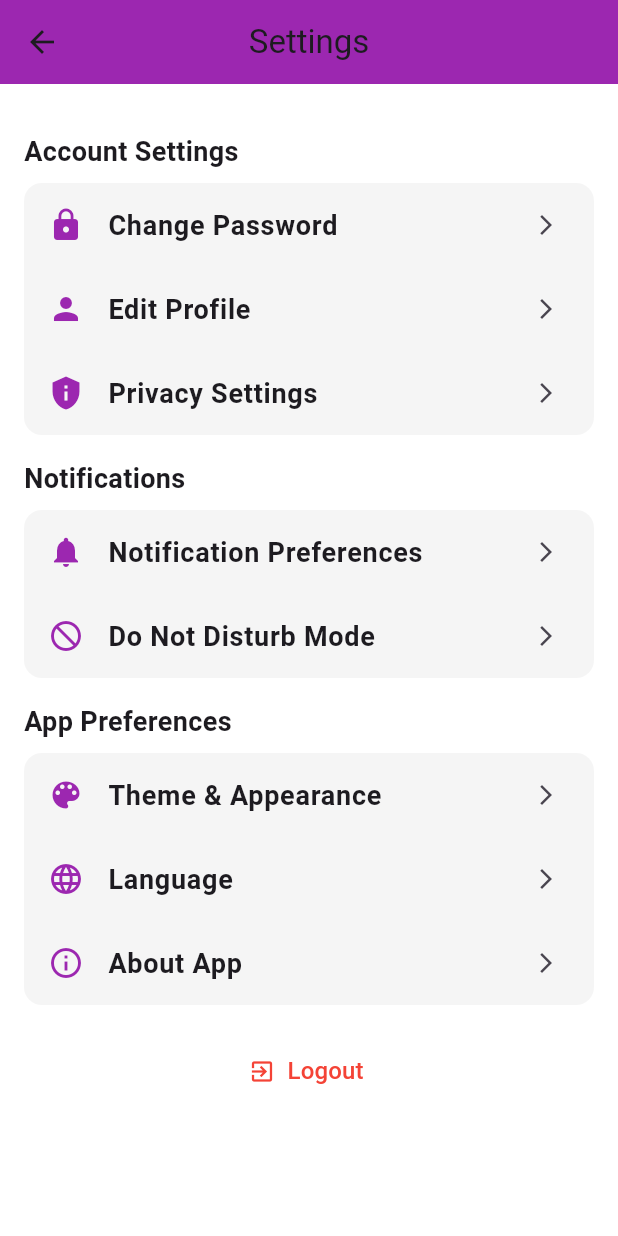
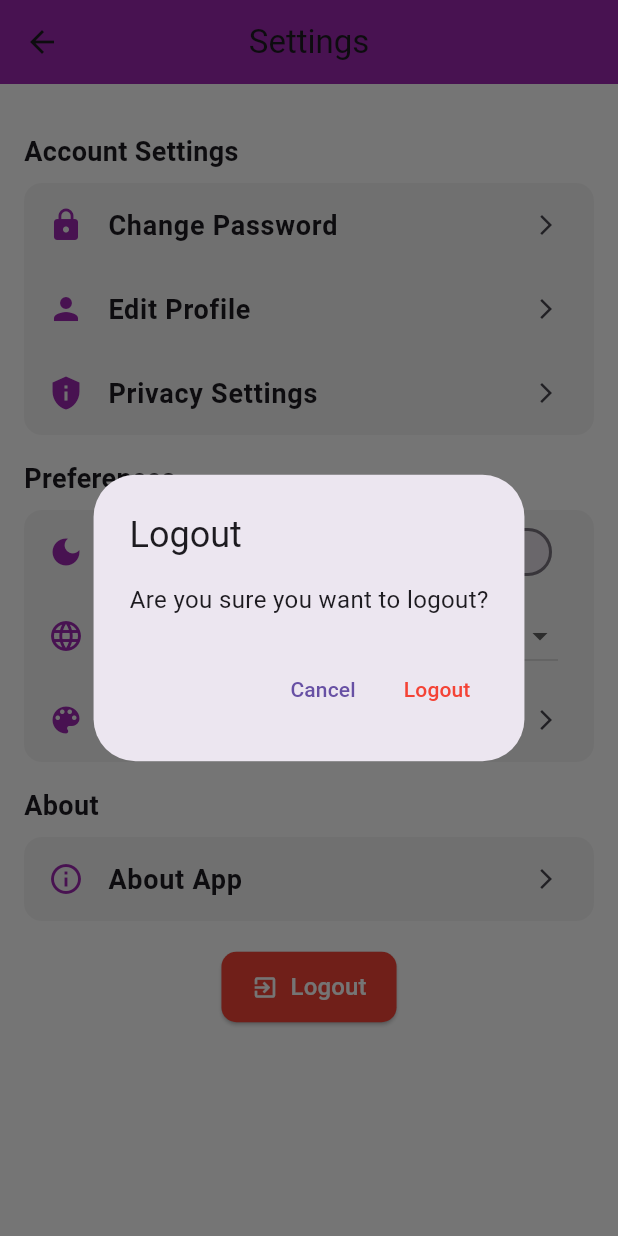
Before and after one commit to TheSanvi/bliss_flow, a Flutter app: the SettingsScreen screen opened by its route, after a tap on "Logout", on a phone screen of 412 x 824 dp. Run offline on Flutter 3.47's test engine with Material 3 defaults, Android fonts, the phone set to English and light mode, and no system bars; our stand-ins replace lottie, shared_preferences, sqflite; accounts and stored records are empty.

Commit message:
update changes

```diff
--- a/lib/screens/settings_screen.dart
+++ b/lib/screens/settings_screen.dart
@@ -1,7 +1,16 @@
 import 'package:flutter/material.dart';
+import 'package:flutter/cupertino.dart';
 
-class SettingsScreen extends StatelessWidget {
+class SettingsScreen extends StatefulWidget {
   const SettingsScreen({Key? key}) : super(key: key);
+
+  @override
+  _SettingsScreenState createState() => _SettingsScreenState();
+}
+
+class _SettingsScreenState extends State<SettingsScreen> {
+  bool _darkMode = false;
+  String _selectedLanguage = "English";
 
   @override
   Widget build(BuildContext context) {
@@ -15,37 +24,34 @@ class SettingsScreen extends StatelessWidget {
       body: ListView(
         padding: const EdgeInsets.all(16),
         children: [
-          // Account Settings
           _buildSettingsSection("Account Settings", [
-            _buildSettingsTile(Icons.lock, "Change Password"),
-            _buildSettingsTile(Icons.person, "Edit Profile"),
-            _buildSettingsTile(Icons.privacy_tip, "Privacy Settings"),
+            _buildSettingsTile(Icons.lock, "Change Password", _showChangePasswordDialog),
+            _buildSettingsTile(Icons.person, "Edit Profile", _showEditProfileDialog),
+            _buildSettingsTile(Icons.privacy_tip, "Privacy Settings", () {}),
           ]),
 
-          // Notifications
-          _buildSettingsSection("Notifications", [
-            _buildSettingsTile(Icons.notifications, "Notification Preferences"),
-            _buildSettingsTile(Icons.do_not_disturb, "Do Not Disturb Mode"),
+          _buildSettingsSection("Preferences", [
+            _buildDarkModeToggle(),
+            _buildLanguageSelection(),
+            _buildSettingsTile(Icons.color_lens, "Theme & Appearance", () {}),
           ]),
 
-          // App Preferences
-          _buildSettingsSection("App Preferences", [
-            _buildSettingsTile(Icons.color_lens, "Theme & Appearance"),
-            _buildSettingsTile(Icons.language, "Language"),
-            _buildSettingsTile(Icons.info_outline, "About App"),
+          _buildSettingsSection("About", [
+            _buildSettingsTile(Icons.info_outline, "About App", () {}),
           ]),
 
           const SizedBox(height: 20),
 
-          // Logout Button
           Center(
-            child: TextButton.icon(
-              onPressed: () {
-                // Logout function
-              },
-              icon: const Icon(Icons.exit_to_app, color: Colors.red),
-              label: const Text("Logout",
-                  style: TextStyle(color: Colors.red, fontSize: 16)),
+            child: ElevatedButton.icon(
+              style: ElevatedButton.styleFrom(
+                backgroundColor: Colors.red,
+                padding: const EdgeInsets.symmetric(vertical: 12, horizontal: 20),
+                shape: RoundedRectangleBorder(borderRadius: BorderRadius.circular(10)),
+              ),
+              onPressed: _showLogoutDialog,
+              icon: const Icon(Icons.exit_to_app, color: Colors.white),
+              label: const Text("Logout", style: TextStyle(color: Colors.white, fontSize: 16)),
             ),
           ),
         ],
@@ -53,17 +59,13 @@ class SettingsScreen extends StatelessWidget {
     );
   }
 
-  // Section Title
   Widget _buildSettingsSection(String title, List<Widget> tiles) {
     return Column(
       crossAxisAlignment: CrossAxisAlignment.start,
       children: [
         Padding(
           padding: const EdgeInsets.only(bottom: 8, top: 16),
-          child: Text(
-            title,
-            style: const TextStyle(fontSize: 18, fontWeight: FontWeight.bold),
-          ),
+          child: Text(title, style: const TextStyle(fontSize: 18, fontWeight: FontWeight.bold)),
         ),
         Container(
           decoration: BoxDecoration(
@@ -76,15 +78,102 @@ class SettingsScreen extends StatelessWidget {
     );
   }
 
-  // Settings Tile
-  Widget _buildSettingsTile(IconData icon, String title) {
+  Widget _buildSettingsTile(IconData icon, String title, VoidCallback onTap) {
     return ListTile(
       leading: Icon(icon, color: Colors.purple),
       title: Text(title),
       trailing: const Icon(Icons.arrow_forward_ios, size: 16),
-      onTap: () {
-        // Navigate to respective screen
+      onTap: onTap,
+    );
+  }
+
+  Widget _buildDarkModeToggle() {
+    return SwitchListTile(
+      title: const Text("Dark Mode"),
+      secondary: const Icon(Icons.dark_mode, color: Colors.purple),
+      value: _darkMode,
+      onChanged: (value) {
+        setState(() {
+          _darkMode = value;
+        });
       },
     );
   }
+
+  Widget _buildLanguageSelection() {
+    return ListTile(
+      leading: const Icon(Icons.language, color: Colors.purple),
+      title: const Text("Language"),
+      trailing: DropdownButton<String>(
+        value: _selectedLanguage,
+        onChanged: (String? newValue) {
+          setState(() {
+            _selectedLanguage = newValue!;
+          });
+        },
+        items: ["English", "Hindi", "Spanish", "French"]
+            .map<DropdownMenuItem<String>>((String value) {
+          return DropdownMenuItem<String>(
+            value: value,
+            child: Text(value),
+          );
+        }).toList(),
+      ),
+    );
+  }
+
+  void _showChangePasswordDialog() {
+    showDialog(
+      context: context,
+      builder: (context) => AlertDialog(
+        title: const Text("Change Password"),
+        content: const Text("Feature coming soon!"),
+        actions: [
+          TextButton(
+            onPressed: () => Navigator.pop(context),
+            child: const Text("OK"),
+          ),
+        ],
+      ),
+    );
+  }
+
+  void _showEditProfileDialog() {
+    showDialog(
+      context: context,
+      builder: (context) => AlertDialog(
+        title: const Text("Edit Profile"),
+        content: const Text("Feature coming soon!"),
+        actions: [
+          TextButton(
+            onPressed: () => Navigator.pop(context),
+            child: const Text("OK"),
+          ),
+        ],
+      ),
+    );
+  }
+
+  void _showLogoutDialog() {
+    showDialog(
+      context: context,
+      builder: (context) => AlertDialog(
+        title: const Text("Logout"),
+        content: const Text("Are you sure you want to logout?"),
+        actions: [
+          TextButton(
+            onPressed: () => Navigator.pop(context),
+            child: const Text("Cancel"),
+          ),
+          TextButton(
+            onPressed: () {
+              // Perform logout
+              Navigator.pop(context);
+            },
+            child: const Text("Logout", style: TextStyle(color: Colors.red)),
+          ),
+        ],
+      ),
+    );
+  }
 }
--- a/lib/screens/splash_screen.dart
+++ b/lib/screens/splash_screen.dart
@@ -1,3 +1,4 @@
+import 'package:bliss_flow/screens/UserDetailsScreen.dart';
 import 'package:flutter/material.dart';
 import 'package:lottie/lottie.dart';
 import 'package:bliss_flow/screens/home_screen.dart'; // Ensure this import is correct
@@ -32,7 +33,7 @@ class _SplashScreenState extends State<SplashScreen>
     Future.delayed(const Duration(seconds: 3), () {
       Navigator.pushReplacement(
         context,
-        MaterialPageRoute(builder: (context) => const HomeScreen()),
+        MaterialPageRoute(builder: (context) => UserDetailsScreen()),
       );
     });
   }
@@ -74,7 +75,7 @@ class _SplashScreenState extends State<SplashScreen>
                 ScaleTransition(
                   scale: _scaleAnimation,
                   child: Lottie.asset(
-                    'assets/animations/splash_animation.json',
+                    'assests/DALL·E 2025-02-10 14.39.23 - A cute, non-human avatar with a transparent or plain background. The character is a soft, rounded, and friendly creature with no human-like features. .png',
                     width: 180,
                     height: 180,
                     fit: BoxFit.cover,
```
Also changed, not shown: lib/screens/UserDetailsScreen.dart (added, +56 -0 lines), lib/screens/emergency_screen.dart (+67 -21 lines), pubspec.yaml (+5 -3 lines), 3 other files.
